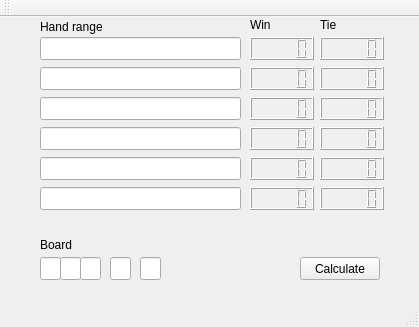
Qt form src/mainwindow.ui (djchals/EQuitux) before a commit.
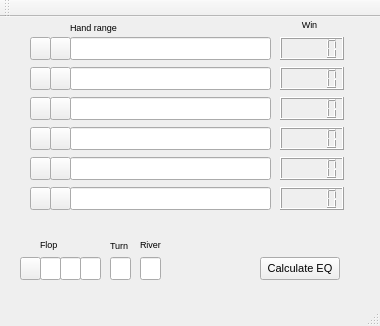
The same form after that commit. Icons and pictures are not drawn.

Commit message: created buttons delete ranges, select, and favicon

What changed in the file:
```diff
--- a/src/mainwindow.ui
+++ b/src/mainwindow.ui
@@ -6,147 +6,30 @@
    <rect>
     <x>0</x>
     <y>0</y>
-    <width>419</width>
-    <height>327</height>
+    <width>380</width>
+    <height>326</height>
    </rect>
   </property>
   <property name="windowTitle">
    <string>Equitux</string>
   </property>
   <widget class="QWidget" name="centralWidget">
-   <widget class="QPushButton" name="calculate_button">
+   <widget class="QPushButton" name="button_calculate">
     <property name="geometry">
      <rect>
-      <x>300</x>
+      <x>260</x>
       <y>240</y>
       <width>80</width>
       <height>23</height>
      </rect>
     </property>
-    <property name="text">
-     <string>Calculate</string>
+    <property name="font">
+     <font>
+      <pointsize>8</pointsize>
+     </font>
     </property>
-   </widget>
-   <widget class="QLineEdit" name="range_1">
-    <property name="geometry">
-     <rect>
-      <x>40</x>
-      <y>20</y>
-      <width>201</width>
-      <height>23</height>
-     </rect>
-    </property>
     <property name="text">
-     <string/>
-    </property>
-    <property name="maxLength">
-     <number>3700</number>
-    </property>
-   </widget>
-   <widget class="QLineEdit" name="range_2">
-    <property name="geometry">
-     <rect>
-      <x>40</x>
-      <y>50</y>
-      <width>201</width>
-      <height>23</height>
-     </rect>
-    </property>
-    <property name="text">
-     <string/>
-    </property>
-    <property name="maxLength">
-     <number>3700</number>
-    </property>
-   </widget>
-   <widget class="QLineEdit" name="range_3">
-    <property name="geometry">
-     <rect>
-      <x>40</x>
-      <y>80</y>
-      <width>201</width>
-      <height>23</height>
-     </rect>
-    </property>
-    <property name="text">
-     <string/>
-    </property>
-    <property name="maxLength">
-     <number>3700</number>
-    </property>
-   </widget>
-   <widget class="QLineEdit" name="range_4">
-    <property name="geometry">
-     <rect>
-      <x>40</x>
-      <y>110</y>
-      <width>201</width>
-      <height>23</height>
-     </rect>
-    </property>
-    <property name="text">
-     <string/>
-    </property>
-    <property name="maxLength">
-     <number>3700</number>
-    </property>
-   </widget>
-   <widget class="QLineEdit" name="range_5">
-    <property name="geometry">
-     <rect>
-      <x>40</x>
-      <y>140</y>
-      <width>201</width>
-      <height>23</height>
-     </rect>
-    </property>
-    <property name="text">
-     <string/>
-    </property>
-    <property name="maxLength">
-     <number>3700</number>
-    </property>
-   </widget>
-   <widget class="QLineEdit" name="range_6">
-    <property name="geometry">
-     <rect>
-      <x>40</x>
-      <y>170</y>
-      <width>201</width>
-      <height>23</height>
-     </rect>
-    </property>
-    <property name="text">
-     <string/>
-    </property>
-    <property name="maxLength">
-     <number>3700</number>
-    </property>
-   </widget>
-   <widget class="QLabel" name="label">
-    <property name="geometry">
-     <rect>
-      <x>40</x>
-      <y>0</y>
-      <width>111</width>
-      <height>20</height>
-     </rect>
-    </property>
-    <property name="text">
-     <string>Hand range</string>
-    </property>
-   </widget>
-   <widget class="QLabel" name="label_2">
-    <property name="geometry">
-     <rect>
-      <x>250</x>
-      <y>0</y>
-      <width>59</width>
-      <height>15</height>
-     </rect>
-    </property>
-    <property name="text">
-     <string>Win</string>
+     <string>Calculate EQ</string>
     </property>
    </widget>
    <widget class="QLineEdit" name="board_0">
@@ -174,8 +57,13 @@
       <height>15</height>
      </rect>
     </property>
+    <property name="font">
+     <font>
+      <pointsize>7</pointsize>
+     </font>
+    </property>
     <property name="text">
-     <string>Board</string>
+     <string>Flop</string>
     </property>
    </widget>
    <widget class="QLineEdit" name="board_1">
@@ -193,6 +81,12 @@
     <property name="maxLength">
      <number>2</number>
     </property>
+    <property name="echoMode">
+     <enum>QLineEdit::Normal</enum>
+    </property>
+    <property name="readOnly">
+     <bool>false</bool>
+    </property>
    </widget>
    <widget class="QLineEdit" name="board_2">
     <property name="geometry">
@@ -242,64 +136,47 @@
      <number>2</number>
     </property>
    </widget>
-   <widget class="QLabel" name="label_3">
-    <property name="geometry">
-     <rect>
-      <x>320</x>
-      <y>0</y>
-      <width>59</width>
-      <height>15</height>
-     </rect>
-    </property>
-    <property name="text">
-     <string>Tie</string>
-    </property>
-   </widget>
-   <widget class="QLCDNumber" name="win_1">
-    <property name="geometry">
-     <rect>
-      <x>250</x>
-      <y>20</y>
-      <width>64</width>
-      <height>23</height>
-     </rect>
-    </property>
-   </widget>
-   <widget class="QLCDNumber" name="win_2">
-    <property name="geometry">
-     <rect>
-      <x>250</x>
-      <y>50</y>
-      <width>64</width>
-      <height>23</height>
-     </rect>
-    </property>
-   </widget>
-   <widget class="QLCDNumber" name="win_3">
-    <property name="geometry">
-     <rect>
-      <x>250</x>
-      <y>80</y>
-      <width>64</width>
-      <height>23</height>
-     </rect>
-    </property>
-   </widget>
    <widget class="QLCDNumber" name="win_4">
     <property name="geometry">
      <rect>
-      <x>250</x>
+      <x>280</x>
       <y>110</y>
       <width>64</width>
       <height>23</height>
      </rect>
     </property>
    </widget>
-   <widget class="QLCDNumber" name="win_5">
+   <widget class="QLineEdit" name="range_4">
     <property name="geometry">
      <rect>
-      <x>250</x>
-      <y>140</y>
+      <x>70</x>
+      <y>110</y>
+      <width>201</width>
+      <height>23</height>
+     </rect>
+    </property>
+    <property name="text">
+     <string/>
+    </property>
+    <property name="maxLength">
+     <number>3700</number>
+    </property>
+   </widget>
+   <widget class="QLCDNumber" name="win_3">
+    <property name="geometry">
+     <rect>
+      <x>280</x>
+      <y>80</y>
+      <width>64</width>
+      <height>23</height>
+     </rect>
+    </property>
+   </widget>
+   <widget class="QLCDNumber" name="win_1">
+    <property name="geometry">
+     <rect>
+      <x>280</x>
+      <y>20</y>
       <width>64</width>
       <height>23</height>
      </rect>
@@ -308,71 +185,485 @@
    <widget class="QLCDNumber" name="win_6">
     <property name="geometry">
      <rect>
-      <x>250</x>
+      <x>280</x>
       <y>170</y>
       <width>64</width>
       <height>23</height>
      </rect>
     </property>
    </widget>
-   <widget class="QLCDNumber" name="tie_1">
+   <widget class="QLCDNumber" name="win_5">
     <property name="geometry">
      <rect>
-      <x>320</x>
-      <y>20</y>
+      <x>280</x>
+      <y>140</y>
       <width>64</width>
       <height>23</height>
      </rect>
     </property>
    </widget>
-   <widget class="QLCDNumber" name="tie_2">
+   <widget class="QLineEdit" name="range_6">
     <property name="geometry">
      <rect>
-      <x>320</x>
+      <x>70</x>
+      <y>170</y>
+      <width>201</width>
+      <height>23</height>
+     </rect>
+    </property>
+    <property name="text">
+     <string/>
+    </property>
+    <property name="maxLength">
+     <number>3700</number>
+    </property>
+   </widget>
+   <widget class="QLabel" name="label_2">
+    <property name="geometry">
+     <rect>
+      <x>280</x>
+      <y>0</y>
+      <width>59</width>
+      <height>15</height>
+     </rect>
+    </property>
+    <property name="font">
+     <font>
+      <pointsize>7</pointsize>
+     </font>
+    </property>
+    <property name="text">
+     <string>Win</string>
+    </property>
+    <property name="alignment">
+     <set>Qt::AlignCenter</set>
+    </property>
+   </widget>
+   <widget class="QLCDNumber" name="win_2">
+    <property name="geometry">
+     <rect>
+      <x>280</x>
       <y>50</y>
       <width>64</width>
       <height>23</height>
      </rect>
     </property>
    </widget>
-   <widget class="QLCDNumber" name="tie_3">
+   <widget class="QLabel" name="label">
     <property name="geometry">
      <rect>
-      <x>320</x>
+      <x>70</x>
+      <y>0</y>
+      <width>111</width>
+      <height>20</height>
+     </rect>
+    </property>
+    <property name="font">
+     <font>
+      <pointsize>7</pointsize>
+     </font>
+    </property>
+    <property name="text">
+     <string>Hand range</string>
+    </property>
+   </widget>
+   <widget class="QLineEdit" name="range_3">
+    <property name="geometry">
+     <rect>
+      <x>70</x>
       <y>80</y>
-      <width>64</width>
+      <width>201</width>
       <height>23</height>
      </rect>
     </property>
+    <property name="text">
+     <string/>
+    </property>
+    <property name="maxLength">
+     <number>3700</number>
+    </property>
    </widget>
-   <widget class="QLCDNumber" name="tie_4">
+   <widget class="QLineEdit" name="range_5">
     <property name="geometry">
      <rect>
-      <x>320</x>
+      <x>70</x>
+      <y>140</y>
+      <width>201</width>
+      <height>23</height>
+     </rect>
+    </property>
+    <property name="text">
+     <string/>
+    </property>
+    <property name="maxLength">
+     <number>3700</number>
+    </property>
+   </widget>
+   <widget class="QLineEdit" name="range_2">
+    <property name="geometry">
+     <rect>
+      <x>70</x>
+      <y>50</y>
+      <width>201</width>
+      <height>23</height>
+     </rect>
+    </property>
+    <property name="text">
+     <string/>
+    </property>
+    <property name="maxLength">
+     <number>3700</number>
+    </property>
+   </widget>
+   <widget class="QLineEdit" name="range_1">
+    <property name="geometry">
+     <rect>
+      <x>70</x>
+      <y>20</y>
+      <width>201</width>
+      <height>23</height>
+     </rect>
+    </property>
+    <property name="text">
+     <string/>
+    </property>
+    <property name="maxLength">
+     <number>3700</number>
+    </property>
+   </widget>
+   <widget class="QPushButton" name="button_clear_0">
+    <property name="geometry">
+     <rect>
+      <x>20</x>
+      <y>240</y>
+      <width>21</width>
+      <height>23</height>
+     </rect>
+    </property>
+    <property name="text">
+     <string/>
+    </property>
+    <property name="icon">
+     <iconset>
+      <normaloff>../../../../../../../media/datos/documentos/programas/qt/equiprueba/equiprueba/styles/icon_cancel_32x32_round.png</normaloff>../../../../../../../media/datos/documentos/programas/qt/equiprueba/equiprueba/styles/icon_cancel_32x32_round.png</iconset>
+    </property>
+    <property name="iconSize">
+     <size>
+      <width>16</width>
+      <height>16</height>
+     </size>
+    </property>
+   </widget>
+   <widget class="QLabel" name="label_5">
+    <property name="geometry">
+     <rect>
+      <x>110</x>
+      <y>220</y>
+      <width>31</width>
+      <height>16</height>
+     </rect>
+    </property>
+    <property name="font">
+     <font>
+      <pointsize>7</pointsize>
+     </font>
+    </property>
+    <property name="text">
+     <string>Turn</string>
+    </property>
+   </widget>
+   <widget class="QLabel" name="label_6">
+    <property name="geometry">
+     <rect>
+      <x>140</x>
+      <y>220</y>
+      <width>59</width>
+      <height>15</height>
+     </rect>
+    </property>
+    <property name="font">
+     <font>
+      <pointsize>7</pointsize>
+     </font>
+    </property>
+    <property name="text">
+     <string>River</string>
+    </property>
+   </widget>
+   <widget class="QPushButton" name="select_range_1">
+    <property name="geometry">
+     <rect>
+      <x>30</x>
+      <y>20</y>
+      <width>21</width>
+      <height>23</height>
+     </rect>
+    </property>
+    <property name="text">
+     <string/>
+    </property>
+    <property name="icon">
+     <iconset>
+      <normaloff>../../../../../../../media/datos/documentos/programas/qt/equiprueba/equiprueba/styles/icon_cards_yellow_32x32.png</normaloff>../../../../../../../media/datos/documentos/programas/qt/equiprueba/equiprueba/styles/icon_cards_yellow_32x32.png</iconset>
+    </property>
+    <property name="iconSize">
+     <size>
+      <width>24</width>
+      <height>16</height>
+     </size>
+    </property>
+   </widget>
+   <widget class="QPushButton" name="select_range_4">
+    <property name="geometry">
+     <rect>
+      <x>30</x>
       <y>110</y>
-      <width>64</width>
+      <width>21</width>
       <height>23</height>
      </rect>
     </property>
+    <property name="text">
+     <string/>
+    </property>
+    <property name="icon">
+     <iconset>
+      <normaloff>../../../../../../../media/datos/documentos/programas/qt/equiprueba/equiprueba/styles/icon_cards_yellow_32x32.png</normaloff>../../../../../../../media/datos/documentos/programas/qt/equiprueba/equiprueba/styles/icon_cards_yellow_32x32.png</iconset>
+    </property>
+    <property name="iconSize">
+     <size>
+      <width>24</width>
+      <height>16</height>
+     </size>
+    </property>
    </widget>
-   <widget class="QLCDNumber" name="tie_5">
+   <widget class="QPushButton" name="select_range_3">
     <property name="geometry">
      <rect>
-      <x>320</x>
+      <x>30</x>
+      <y>80</y>
+      <width>21</width>
+      <height>23</height>
+     </rect>
+    </property>
+    <property name="text">
+     <string/>
+    </property>
+    <property name="icon">
+     <iconset>
+      <normaloff>../../../../../../../media/datos/documentos/programas/qt/equiprueba/equiprueba/styles/icon_cards_yellow_32x32.png</normaloff>../../../../../../../media/datos/documentos/programas/qt/equiprueba/equiprueba/styles/icon_cards_yellow_32x32.png</iconset>
+    </property>
+    <property name="iconSize">
+     <size>
+      <width>24</width>
+      <height>16</height>
+     </size>
+    </property>
+   </widget>
+   <widget class="QPushButton" name="select_range_5">
+    <property name="geometry">
+     <rect>
+      <x>30</x>
       <y>140</y>
-      <width>64</width>
+      <width>21</width>
       <height>23</height>
      </rect>
     </property>
+    <property name="text">
+     <string/>
+    </property>
+    <property name="icon">
+     <iconset>
+      <normaloff>../../../../../../../media/datos/documentos/programas/qt/equiprueba/equiprueba/styles/icon_cards_yellow_32x32.png</normaloff>../../../../../../../media/datos/documentos/programas/qt/equiprueba/equiprueba/styles/icon_cards_yellow_32x32.png</iconset>
+    </property>
+    <property name="iconSize">
+     <size>
+      <width>24</width>
+      <height>16</height>
+     </size>
+    </property>
    </widget>
-   <widget class="QLCDNumber" name="tie_6">
+   <widget class="QPushButton" name="select_range_2">
     <property name="geometry">
      <rect>
-      <x>320</x>
+      <x>30</x>
+      <y>50</y>
+      <width>21</width>
+      <height>23</height>
+     </rect>
+    </property>
+    <property name="text">
+     <string/>
+    </property>
+    <property name="icon">
+     <iconset>
+      <normaloff>../../../../../../../media/datos/documentos/programas/qt/equiprueba/equiprueba/styles/icon_cards_yellow_32x32.png</normaloff>../../../../../../../media/datos/documentos/programas/qt/equiprueba/equiprueba/styles/icon_cards_yellow_32x32.png</iconset>
+    </property>
+    <property name="iconSize">
+     <size>
+      <width>24</width>
+      <height>16</height>
+     </size>
+    </property>
+   </widget>
+   <widget class="QPushButton" name="select_range_6">
+    <property name="geometry">
+     <rect>
+      <x>30</x>
       <y>170</y>
-      <width>64</width>
+      <width>21</width>
       <height>23</height>
      </rect>
+    </property>
+    <property name="text">
+     <string/>
+    </property>
+    <property name="icon">
+     <iconset>
+      <normaloff>../../../../../../../media/datos/documentos/programas/qt/equiprueba/equiprueba/styles/icon_cards_yellow_32x32.png</normaloff>../../../../../../../media/datos/documentos/programas/qt/equiprueba/equiprueba/styles/icon_cards_yellow_32x32.png</iconset>
+    </property>
+    <property name="iconSize">
+     <size>
+      <width>24</width>
+      <height>16</height>
+     </size>
+    </property>
+   </widget>
+   <widget class="QPushButton" name="button_clear_6">
+    <property name="geometry">
+     <rect>
+      <x>50</x>
+      <y>170</y>
+      <width>21</width>
+      <height>23</height>
+     </rect>
+    </property>
+    <property name="text">
+     <string/>
+    </property>
+    <property name="icon">
+     <iconset>
+      <normaloff>../../../../../../../media/datos/documentos/programas/qt/equiprueba/equiprueba/styles/icon_cancel_32x32_round.png</normaloff>../../../../../../../media/datos/documentos/programas/qt/equiprueba/equiprueba/styles/icon_cancel_32x32_round.png</iconset>
+    </property>
+    <property name="iconSize">
+     <size>
+      <width>16</width>
+      <height>16</height>
+     </size>
+    </property>
+   </widget>
+   <widget class="QPushButton" name="button_clear_5">
+    <property name="geometry">
+     <rect>
+      <x>50</x>
+      <y>140</y>
+      <width>21</width>
+      <height>23</height>
+     </rect>
+    </property>
+    <property name="text">
+     <string/>
+    </property>
+    <property name="icon">
+     <iconset>
+      <normaloff>../../../../../../../media/datos/documentos/programas/qt/equiprueba/equiprueba/styles/icon_cancel_32x32_round.png</normaloff>../../../../../../../media/datos/documentos/programas/qt/equiprueba/equiprueba/styles/icon_cancel_32x32_round.png</iconset>
+    </property>
+    <property name="iconSize">
+     <size>
+      <width>16</width>
+      <height>16</height>
+     </size>
+    </property>
+   </widget>
+   <widget class="QPushButton" name="button_clear_4">
+    <property name="geometry">
+     <rect>
+      <x>50</x>
+      <y>110</y>
+      <width>21</width>
+      <height>23</height>
+     </rect>
+    </property>
+    <property name="text">
+     <string/>
+    </property>
+    <property name="icon">
+     <iconset>
+      <normaloff>../../../../../../../media/datos/documentos/programas/qt/equiprueba/equiprueba/styles/icon_cancel_32x32_round.png</normaloff>../../../../../../../media/datos/documentos/programas/qt/equiprueba/equiprueba/styles/icon_cancel_32x32_round.png</iconset>
+    </property>
+    <property name="iconSize">
+     <size>
+      <width>16</width>
+      <height>16</height>
+     </size>
+    </property>
+   </widget>
+   <widget class="QPushButton" name="button_clear_3">
+    <property name="geometry">
+     <rect>
+      <x>50</x>
+      <y>80</y>
+      <width>21</width>
+      <height>23</height>
+     </rect>
+    </property>
+    <property name="text">
+     <string/>
+    </property>
+    <property name="icon">
+     <iconset>
+      <normaloff>../../../../../../../media/datos/documentos/programas/qt/equiprueba/equiprueba/styles/icon_cancel_32x32_round.png</normaloff>../../../../../../../media/datos/documentos/programas/qt/equiprueba/equiprueba/styles/icon_cancel_32x32_round.png</iconset>
+    </property>
+    <property name="iconSize">
+     <size>
+      <width>16</width>
+      <height>16</height>
+     </size>
+    </property>
+   </widget>
+   <widget class="QPushButton" name="button_clear_2">
+    <property name="geometry">
+     <rect>
+      <x>50</x>
+      <y>50</y>
+      <width>21</width>
+      <height>23</height>
+     </rect>
+    </property>
+    <property name="text">
+     <string/>
+    </property>
+    <property name="icon">
+     <iconset>
+      <normaloff>../../../../../../../media/datos/documentos/programas/qt/equiprueba/equiprueba/styles/icon_cancel_32x32_round.png</normaloff>../../../../../../../media/datos/documentos/programas/qt/equiprueba/equiprueba/styles/icon_cancel_32x32_round.png</iconset>
+    </property>
+    <property name="iconSize">
+     <size>
+      <width>16</width>
+      <height>16</height>
+     </size>
+    </property>
+   </widget>
+   <widget class="QPushButton" name="button_clear_1">
+    <property name="geometry">
+     <rect>
+      <x>50</x>
+      <y>20</y>
+      <width>21</width>
+      <height>23</height>
+     </rect>
+    </property>
+    <property name="text">
+     <string/>
+    </property>
+    <property name="icon">
+     <iconset>
+      <normaloff>../../../../../../../media/datos/documentos/programas/qt/equiprueba/equiprueba/styles/icon_cancel_32x32_round.png</normaloff>../../../../../../../media/datos/documentos/programas/qt/equiprueba/equiprueba/styles/icon_cancel_32x32_round.png</iconset>
+    </property>
+    <property name="iconSize">
+     <size>
+      <width>16</width>
+      <height>16</height>
+     </size>
     </property>
    </widget>
   </widget>
@@ -390,7 +681,7 @@
     <rect>
      <x>0</x>
      <y>0</y>
-     <width>419</width>
+     <width>380</width>
      <height>20</height>
     </rect>
    </property>
```
The commit also changes 6 other files.
